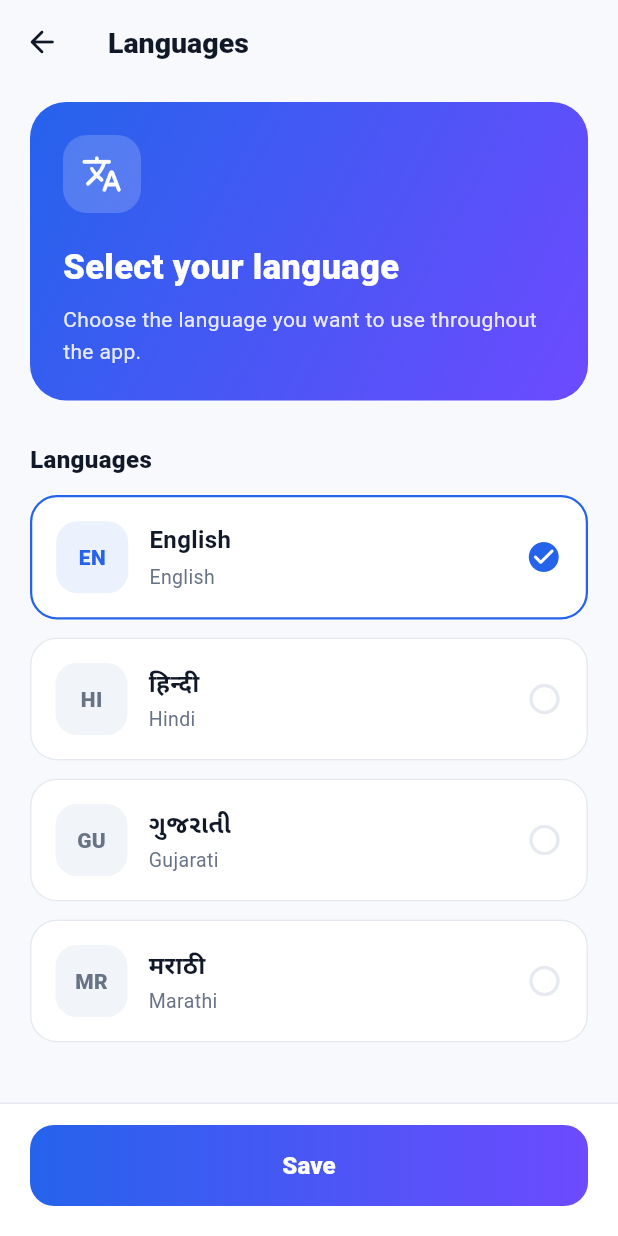
After one commit to the-kunal-gangani/WooCommerce, a Flutter app: the LanguagesPage screen opened directly, on a phone screen of 412 x 824 dp. The commit adds this screen. Run offline on Flutter 3.47's test engine with Material 3 defaults, Android fonts, the phone set to English and light mode, and no system bars; our stand-ins replace cached_network_image, carousel_slider, dio, firebase_core, firebase_messaging, flutter_screenutil and 7 more; missing offline and left inert: flexify; accounts and stored records are empty; network calls fail; statements that could not run were skipped.

Commit message:
Adding Localization for Language Selection Logic

```diff
--- /dev/null
+++ b/lib/core/locallization/app_translations.dart
@@ -0,0 +1,230 @@
+import 'package:get/get.dart';
+
+class AppTranslations extends Translations {
+  @override
+  Map<String, Map<String, String>> get keys => {
+    'en_US': {
+      'app_name': 'Magna Data Store',
+      'home': 'Home',
+      'categories': 'Categories',
+      'search': 'Search',
+      'cart': 'Cart',
+      'profile': 'Profile',
+      'language': 'Language',
+      'languages': 'Languages',
+      'language_subtitle': 'Choose your preferred language',
+      'select_language': 'Select your language',
+      'language_description':
+          'Choose the language you want to use throughout the app.',
+      'english': 'English',
+      'hindi': 'Hindi',
+      'gujarati': 'Gujarati',
+      'marathi': 'Marathi',
+      'save': 'Save',
+      'cancel': 'Cancel',
+      'done': 'Done',
+      'selected': 'Selected',
+      'language_updated': 'Language updated',
+      'language_updated_message': 'Your preferred language has been changed.',
+      'preferences': 'Preferences',
+      'notifications': 'Notifications',
+      'offers_orders_updates': 'Offers, orders and updates',
+      'appearance': 'Appearance',
+      'light_mode': 'Light mode',
+      'account': 'Account',
+      'personal_information': 'Personal information',
+      'name_email_phone': 'Name, email and phone',
+      'my_addresses': 'My addresses',
+      'manage_delivery_addresses': 'Manage delivery addresses',
+      'payment_methods': 'Payment methods',
+      'manage_payment_options': 'Manage your payment options',
+      'support': 'Support',
+      'help_center': 'Help center',
+      'contact_support': 'Contact support',
+      'about': 'About Magna Data Store',
+      'welcome': 'Welcome',
+      'loading': 'Loading...',
+      'retry': 'Retry',
+      'error': 'Something went wrong',
+      'no_data': 'No data available',
+      'view_all': 'View all',
+      'see_details': 'See details',
+      'add_to_cart': 'Add to cart',
+      'buy_now': 'Buy now',
+      'checkout': 'Checkout',
+      'orders': 'Orders',
+      'my_orders': 'My orders',
+      'favorites': 'Favorites',
+      'favourites': 'Favourites',
+      'settings': 'Settings',
+      'logout': 'Log out',
+    },
+    'hi_IN': {
+      'app_name': 'मैग्ना डेटा स्टोर',
+      'home': 'होम',
+      'categories': 'श्रेणियाँ',
+      'search': 'खोजें',
+      'cart': 'कार्ट',
+      'profile': 'प्रोफ़ाइल',
+      'language': 'भाषा',
+      'languages': 'भाषाएँ',
+      'language_subtitle': 'अपनी पसंदीदा भाषा चुनें',
+      'select_language': 'अपनी भाषा चुनें',
+      'language_description':
+          'ऐप में उपयोग करने के लिए अपनी पसंदीदा भाषा चुनें।',
+      'english': 'अंग्रेज़ी',
+      'hindi': 'हिन्दी',
+      'gujarati': 'गुजराती',
+      'marathi': 'मराठी',
+      'save': 'सहेजें',
+      'cancel': 'रद्द करें',
+      'done': 'हो गया',
+      'selected': 'चयनित',
+      'language_updated': 'भाषा अपडेट हो गई',
+      'language_updated_message': 'आपकी पसंदीदा भाषा बदल दी गई है।',
+      'preferences': 'प्राथमिकताएँ',
+      'notifications': 'सूचनाएँ',
+      'offers_orders_updates': 'ऑफ़र, ऑर्डर और अपडेट',
+      'appearance': 'दिखावट',
+      'light_mode': 'लाइट मोड',
+      'account': 'खाता',
+      'personal_information': 'व्यक्तिगत जानकारी',
+      'name_email_phone': 'नाम, ईमेल और फ़ोन',
+      'my_addresses': 'मेरे पते',
+      'manage_delivery_addresses': 'डिलीवरी के पते प्रबंधित करें',
+      'payment_methods': 'भुगतान के तरीके',
+      'manage_payment_options': 'भुगतान विकल्प प्रबंधित करें',
+      'support': 'सहायता',
+      'help_center': 'सहायता केंद्र',
+      'contact_support': 'सहायता से संपर्क करें',
+      'about': 'मैग्ना डेटा स्टोर के बारे में',
+      'welcome': 'स्वागत है',
+      'loading': 'लोड हो रहा है...',
+      'retry': 'पुनः प्रयास करें',
+      'error': 'कुछ गलत हो गया',
+      'no_data': 'कोई डेटा उपलब्ध नहीं है',
+      'view_all': 'सभी देखें',
+      'see_details': 'विवरण देखें',
+      'add_to_cart': 'कार्ट में जोड़ें',
+      'buy_now': 'अभी खरीदें',
+      'checkout': 'चेकआउट',
+      'orders': 'ऑर्डर',
+      'my_orders': 'मेरे ऑर्डर',
+      'favorites': 'पसंदीदा',
+      'favourites': 'पसंदीदा',
+      'settings': 'सेटिंग्स',
+      'logout': 'लॉग आउट',
+    },
+    'gu_IN': {
+      'app_name': 'મેગ્ના ડેટા સ્ટોર',
+      'home': 'હોમ',
+      'categories': 'શ્રેણીઓ',
+      'search': 'શોધો',
+      'cart': 'કાર્ટ',
+      'profile': 'પ્રોફાઇલ',
+      'language': 'ભાષા',
+      'languages': 'ભાષાઓ',
+      'language_subtitle': 'તમારી પસંદગીની ભાષા પસંદ કરો',
+      'select_language': 'તમારી ભાષા પસંદ કરો',
+      'language_description':
+          'એપમાં ઉપયોગ કરવા માટે તમારી પસંદગીની ભાષા પસંદ કરો.',
+      'english': 'અંગ્રેજી',
+      'hindi': 'હિન્દી',
+      'gujarati': 'ગુજરાતી',
+      'marathi': 'મરાઠી',
+      'save': 'સાચવો',
+      'cancel': 'રદ કરો',
+      'done': 'પૂર્ણ',
+      'selected': 'પસંદ કરેલ',
+      'language_updated': 'ભાષા અપડેટ થઈ',
+      'language_updated_message': 'તમારી પસંદગીની ભાષા બદલવામાં આવી છે.',
+      'preferences': 'પસંદગીઓ',
+      'notifications': 'સૂચનાઓ',
+      'offers_orders_updates': 'ઓફર્સ, ઓર્ડર અને અપડેટ્સ',
+      'appearance': 'દેખાવ',
+      'light_mode': 'લાઇટ મોડ',
+      'account': 'ખાતું',
+      'personal_information': 'વ્યક્તિગત માહિતી',
+      'name_email_phone': 'નામ, ઇમેઇલ અને ફોન',
+      'my_addresses': 'મારા સરનામાં',
+      'manage_delivery_addresses': 'ડિલિવરી સરનામાં સંચાલિત કરો',
+      'payment_methods': 'ચુકવણીની રીતો',
+      'manage_payment_options': 'ચુકવણી વિકલ્પો સંચાલિત કરો',
+      'support': 'સહાય',
+      'help_center': 'સહાય કેન્દ્ર',
+      'contact_support': 'સહાયનો સંપર્ક કરો',
+      'about': 'મેગ્ના ડેટા સ્ટોર વિશે',
+      'welcome': 'સ્વાગત છે',
+      'loading': 'લોડ થઈ રહ્યું છે...',
+      'retry': 'ફરી પ્રયાસ કરો',
+      'error': 'કંઈક ખોટું થયું',
+      'no_data': 'કોઈ ડેટા ઉપલબ્ધ નથી',
+      'view_all': 'બધું જુઓ',
+      'see_details': 'વિગતો જુઓ',
+      'add_to_cart': 'કાર્ટમાં ઉમેરો',
+      'buy_now': 'હમણાં ખરીદો',
+      'checkout': 'ચેકઆઉટ',
+      'orders': 'ઓર્ડર',
+      'my_orders': 'મારા ઓર્ડર',
+      'favorites': 'મનપસંદ',
+      'favourites': 'મનપસંદ',
+      'settings': 'સેટિંગ્સ',
+      'logout': 'લૉગ આઉટ',
+    },
+    'mr_IN': {
+      'app_name': 'मॅग्ना डेटा स्टोअर',
+      'home': 'होम',
+      'categories': 'श्रेणी',
+      'search': 'शोधा',
+      'cart': 'कार्ट',
+      'profile': 'प्रोफाइल',
+      'language': 'भाषा',
+      'languages': 'भाषा',
+      'language_subtitle': 'तुमची आवडती भाषा निवडा',
+      'select_language': 'तुमची भाषा निवडा',
+      'language_description': 'ॲपमध्ये वापरण्यासाठी तुमची आवडती भाषा निवडा.',
+      'english': 'इंग्रजी',
+      'hindi': 'हिंदी',
+      'gujarati': 'गुजराती',
+      'marathi': 'मराठी',
+      'save': 'जतन करा',
+      'cancel': 'रद्द करा',
+      'done': 'पूर्ण झाले',
+      'selected': 'निवडलेले',
+      'language_updated': 'भाषा अपडेट झाली',
+      'language_updated_message': 'तुमची आवडती भाषा बदलली आहे.',
+      'preferences': 'प्राधान्ये',
+      'notifications': 'सूचना',
+      'offers_orders_updates': 'ऑफर्स, ऑर्डर आणि अपडेट्स',
+      'appearance': 'दिसणे',
+      'light_mode': 'लाइट मोड',
+      'account': 'खाते',
+      'personal_information': 'वैयक्तिक माहिती',
+      'name_email_phone': 'नाव, ईमेल आणि फोन',
+      'my_addresses': 'माझे पत्ते',
+      'manage_delivery_addresses': 'डिलिव्हरीचे पत्ते व्यवस्थापित करा',
+      'payment_methods': 'पेमेंट पद्धती',
+      'manage_payment_options': 'पेमेंट पर्याय व्यवस्थापित करा',
+      'support': 'मदत',
+      'help_center': 'मदत केंद्र',
+      'contact_support': 'मदतीसाठी संपर्क साधा',
+      'about': 'मॅग्ना डेटा स्टोअरविषयी',
+      'welcome': 'स्वागत आहे',
+      'loading': 'लोड होत आहे...',
+      'retry': 'पुन्हा प्रयत्न करा',
+      'error': 'काहीतरी चूक झाली',
+      'no_data': 'डेटा उपलब्ध नाही',
+      'view_all': 'सर्व पहा',
+      'see_details': 'तपशील पहा',
+      'add_to_cart': 'कार्टमध्ये जोडा',
+      'buy_now': 'आता खरेदी करा',
+      'checkout': 'चेकआउट',
+      'orders': 'ऑर्डर्स',
+      'my_orders': 'माझे ऑर्डर्स',
+      'favorites': 'आवडते',
+      'favourites': 'आवडते',
+      'settings': 'सेटिंग्ज',
+      'logout': 'लॉग आउट',
+    },
+  };
+}
--- /dev/null
+++ b/lib/core/locallization/language_controller.dart
@@ -0,0 +1,61 @@
+import 'package:flutter/material.dart';
+import 'package:get/get.dart';
+import 'package:get_storage/get_storage.dart';
+
+class LanguageController extends GetxController {
+  static const String _storageKey = 'app_locale';
+  final GetStorage _storage = GetStorage();
+  static const List<Locale> supportedLocales = [
+    Locale('en', 'US'),
+    Locale('hi', 'IN'),
+    Locale('gu', 'IN'),
+    Locale('mr', 'IN'),
+  ];
+
+  static Locale get savedLocale {
+    final stored = GetStorage().read<String>(_storageKey);
+    for (final locale in supportedLocales) {
+      if ('${locale.languageCode}_${locale.countryCode}' == stored) {
+        return locale;
+      }
+    }
+    return const Locale('en', 'US');
+  }
+
+  final RxString selectedLanguageCode = 'en_US'.obs;
+
+  @override
+  void onInit() {
+    super.onInit();
+    final locale = savedLocale;
+    selectedLanguageCode.value = '${locale.languageCode}_${locale.countryCode}';
+  }
+
+  Future<void> changeLanguage(Locale locale) async {
+    if (!supportedLocales.any(
+      (supported) =>
+          supported.languageCode == locale.languageCode &&
+          supported.countryCode == locale.countryCode,
+    )) {
+      return;
+    }
+
+    final code = '${locale.languageCode}_${locale.countryCode}';
+    await _storage.write(_storageKey, code);
+    selectedLanguageCode.value = code;
+    Get.updateLocale(locale);
+  }
+
+  String get currentLanguageName {
+    switch (selectedLanguageCode.value) {
+      case 'hi_IN':
+        return 'हिन्दी';
+      case 'gu_IN':
+        return 'ગુજરાતી';
+      case 'mr_IN':
+        return 'मराठी';
+      default:
+        return 'English';
+    }
+  }
+}
--- /dev/null
+++ b/lib/features/languages/languages_screen.dart
@@ -0,0 +1,301 @@
+import 'package:flutter/material.dart';
+import 'package:get/get.dart';
+import 'package:magna_data_ai_ecommerce/core/locallization/language_controller.dart';
+
+class LanguagesPage extends GetView<LanguageController> {
+  const LanguagesPage({super.key});
+
+  static const Color _background = Color(0xFFF7F9FC);
+  static const Color _navy = Color(0xFF111827);
+  static const Color _muted = Color(0xFF687386);
+  static const Color _primary = Color(0xFF2563EB);
+  static const Color _violet = Color(0xFF6D4AFF);
+  static const Color _border = Color(0xFFE6EAF0);
+
+  static const List<_LanguageOption> _languages = [
+    _LanguageOption(
+      locale: Locale('en', 'US'),
+      name: 'English',
+      nativeName: 'English',
+      code: 'EN',
+    ),
+    _LanguageOption(
+      locale: Locale('hi', 'IN'),
+      name: 'Hindi',
+      nativeName: 'हिन्दी',
+      code: 'HI',
+    ),
+    _LanguageOption(
+      locale: Locale('gu', 'IN'),
+      name: 'Gujarati',
+      nativeName: 'ગુજરાતી',
+      code: 'GU',
+    ),
+    _LanguageOption(
+      locale: Locale('mr', 'IN'),
+      name: 'Marathi',
+      nativeName: 'मराठी',
+      code: 'MR',
+    ),
+  ];
+
+  @override
+  Widget build(BuildContext context) {
+    return Scaffold(
+      backgroundColor: _background,
+      appBar: AppBar(
+        backgroundColor: _background,
+        surfaceTintColor: Colors.transparent,
+        elevation: 0,
+        leading: IconButton(
+          onPressed: Get.back,
+          icon: const Icon(Icons.arrow_back_rounded, color: _navy),
+        ),
+        title: Text(
+          'languages'.tr,
+          style: const TextStyle(
+            color: _navy,
+            fontSize: 19,
+            fontWeight: FontWeight.w800,
+          ),
+        ),
+      ),
+      body: SafeArea(
+        child: Obx(() {
+          final selectedCode = controller.selectedLanguageCode.value;
+
+          return Column(
+            children: [
+              Expanded(
+                child: ListView(
+                  padding: const EdgeInsets.fromLTRB(20, 12, 20, 20),
+                  children: [
+                    Container(
+                      padding: const EdgeInsets.all(22),
+                      decoration: BoxDecoration(
+                        gradient: const LinearGradient(
+                          colors: [_primary, _violet],
+                          begin: Alignment.topLeft,
+                          end: Alignment.bottomRight,
+                        ),
+                        borderRadius: BorderRadius.circular(24),
+                      ),
+                      child: Column(
+                        crossAxisAlignment: CrossAxisAlignment.start,
+                        children: [
+                          Container(
+                            width: 52,
+                            height: 52,
+                            decoration: BoxDecoration(
+                              color: Colors.white.withValues(alpha: 0.18),
+                              borderRadius: BorderRadius.circular(16),
+                            ),
+                            child: const Icon(
+                              Icons.translate_rounded,
+                              color: Colors.white,
+                              size: 28,
+                            ),
+                          ),
+                          const SizedBox(height: 20),
+                          Text(
+                            'select_language'.tr,
+                            style: const TextStyle(
+                              color: Colors.white,
+                              fontSize: 23,
+                              fontWeight: FontWeight.w800,
+                            ),
+                          ),
+                          const SizedBox(height: 8),
+                          Text(
+                            'language_description'.tr,
+                            style: TextStyle(
+                              color: Colors.white.withValues(alpha: 0.88),
+                              fontSize: 14,
+                              height: 1.5,
+                            ),
+                          ),
+                        ],
+                      ),
+                    ),
+                    const SizedBox(height: 28),
+                    Text(
+                      'languages'.tr,
+                      style: const TextStyle(
+                        color: _navy,
+                        fontSize: 16,
+                        fontWeight: FontWeight.w800,
+                      ),
+                    ),
+                    const SizedBox(height: 12),
+                    ..._languages.map((language) {
+                      final code =
+                          '${language.locale.languageCode}_'
+                          '${language.locale.countryCode}';
+                      final isSelected = selectedCode == code;
+
+                      return Padding(
+                        padding: const EdgeInsets.only(bottom: 12),
+                        child: Material(
+                          color: Colors.white,
+                          borderRadius: BorderRadius.circular(18),
+                          child: InkWell(
+                            borderRadius: BorderRadius.circular(18),
+                            onTap: () {
+                              controller.changeLanguage(language.locale);
+                            },
+                            child: AnimatedContainer(
+                              duration: const Duration(milliseconds: 180),
+                              padding: const EdgeInsets.all(16),
+                              decoration: BoxDecoration(
+                                borderRadius: BorderRadius.circular(18),
+                                border: Border.all(
+                                  color: isSelected ? _primary : _border,
+                                  width: isSelected ? 1.5 : 1,
+                                ),
+                              ),
+                              child: Row(
+                                children: [
+                                  Container(
+                                    width: 48,
+                                    height: 48,
+                                    alignment: Alignment.center,
+                                    decoration: BoxDecoration(
+                                      color: isSelected
+                                          ? _primary.withValues(alpha: 0.09)
+                                          : const Color(0xFFF1F4F9),
+                                      borderRadius: BorderRadius.circular(14),
+                                    ),
+                                    child: Text(
+                                      language.code,
+                                      style: TextStyle(
+                                        color: isSelected ? _primary : _muted,
+                                        fontWeight: FontWeight.w800,
+                                        fontSize: 14,
+                                      ),
+                                    ),
+                                  ),
+                                  const SizedBox(width: 14),
+                                  Expanded(
+                                    child: Column(
+                                      crossAxisAlignment:
+                                          CrossAxisAlignment.start,
+                                      children: [
+                                        Text(
+                                          language.nativeName,
+                                          style: const TextStyle(
+                                            color: _navy,
+                                            fontSize: 16,
+                                            fontWeight: FontWeight.w700,
+                                          ),
+                                        ),
+                                        const SizedBox(height: 4),
+                                        Text(
+                                          language.name,
+                                          style: const TextStyle(
+                                            color: _muted,
+                                            fontSize: 13,
+                                          ),
+                                        ),
+                                      ],
+                                    ),
+                                  ),
+                                  if (isSelected)
+                                    const Icon(
+                                      Icons.check_circle_rounded,
+                                      color: _primary,
+                                      size: 24,
+                                    )
+                                  else
+                                    const Icon(
+                                      Icons.circle_outlined,
+                                      color: _border,
+                                      size: 24,
+                                    ),
+                                ],
+                              ),
+                            ),
+                          ),
+                        ),
+                      );
+                    }),
+                  ],
+                ),
+              ),
+              Container(
+                padding: const EdgeInsets.fromLTRB(20, 14, 20, 20),
+                decoration: const BoxDecoration(
+                  color: Colors.white,
+                  border: Border(top: BorderSide(color: _border)),
+                ),
+                child: SizedBox(
+                  width: double.infinity,
+                  height: 54,
+                  child: DecoratedBox(
+                    decoration: BoxDecoration(
+                      gradient: const LinearGradient(
+                        colors: [_primary, _violet],
+                      ),
+                      borderRadius: BorderRadius.circular(16),
+                    ),
+                    child: ElevatedButton(
+                      onPressed: () async {
+                        final selected = _languages.firstWhere(
+                          (language) =>
+                              '${language.locale.languageCode}_'
+                                  '${language.locale.countryCode}' ==
+                              controller.selectedLanguageCode.value,
+                        );
+
+                        await controller.changeLanguage(selected.locale);
+
+                        Get.snackbar(
+                          'language_updated'.tr,
+                          'language_updated_message'.tr,
+                          snackPosition: SnackPosition.BOTTOM,
+                          backgroundColor: Colors.white,
+                          colorText: _navy,
+                          margin: const EdgeInsets.all(16),
+                        );
+
+                        Get.back();
+                      },
+                      style: ElevatedButton.styleFrom(
+                        backgroundColor: Colors.transparent,
+                        shadowColor: Colors.transparent,
+                        foregroundColor: Colors.white,
+                        shape: RoundedRectangleBorder(
+                          borderRadius: BorderRadius.circular(16),
+                        ),
+                      ),
+                      child: Text(
+                        'save'.tr,
+                        style: const TextStyle(
+                          fontSize: 16,
+                          fontWeight: FontWeight.w800,
+                        ),
+                      ),
+                    ),
+                  ),
+                ),
+              ),
+            ],
+          );
+        }),
+      ),
+    );
+  }
+}
+
+class _LanguageOption {
+  const _LanguageOption({
+    required this.locale,
+    required this.name,
+    required this.nativeName,
+    required this.code,
+  });
+
+  final Locale locale;
+  final String name;
+  final String nativeName;
+  final String code;
+}
--- a/lib/my_app/my_app.dart
+++ b/lib/my_app/my_app.dart
@@ -3,6 +3,8 @@ import 'package:flutter/material.dart';
 import 'package:get/get.dart';
 import 'package:magna_data_ai_ecommerce/core/bindings/inital_binding.dart';
 import 'package:magna_data_ai_ecommerce/core/configs/app_config.dart';
+import 'package:magna_data_ai_ecommerce/core/locallization/app_translations.dart';
+import 'package:magna_data_ai_ecommerce/core/locallization/language_controller.dart';
 import 'package:magna_data_ai_ecommerce/core/routes/app_page.dart';
 import 'package:magna_data_ai_ecommerce/core/routes/app_routes.dart';
 import 'package:magna_data_ai_ecommerce/core/theme/app_theme.dart';
@@ -18,6 +20,9 @@ class MyApp extends StatelessWidget {
       designWidth: width,
       designHeight: height,
       app: GetMaterialApp(
+        translations: AppTranslations(),
+        locale: LanguageController.savedLocale,
+        fallbackLocale: const Locale('en', 'US'),
         debugShowCheckedModeBanner: false,
         title: AppConfig.appName,
         theme: AppTheme.light,
```
